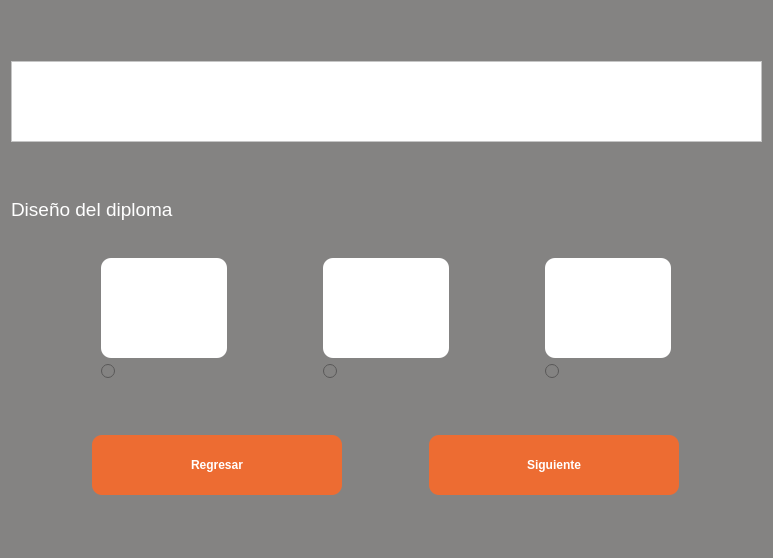
Qt form SeleccionTemplate.ui (RicarlOz/DiplomaGenerator) before a commit.
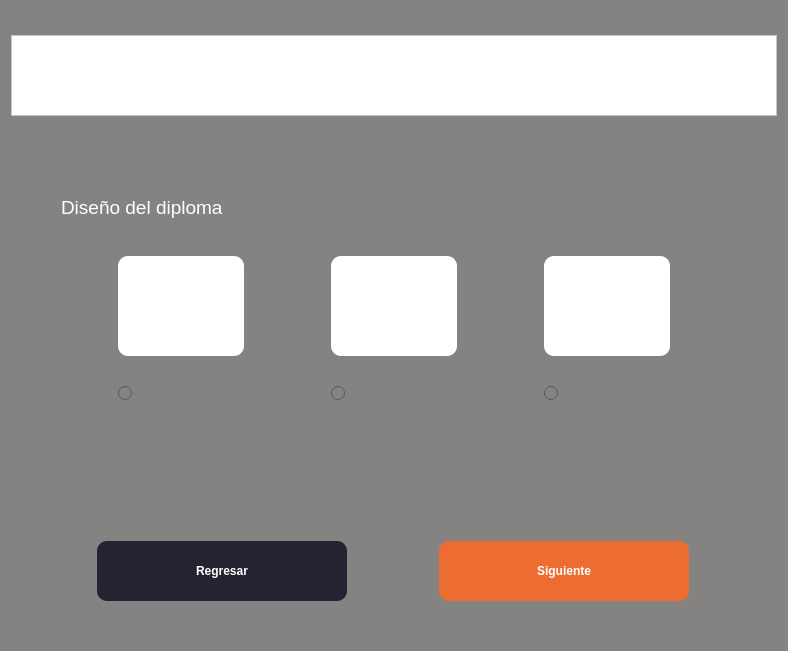
The same form after that commit. Icons and pictures are not drawn.

Commit message: Alignment & UI color changes to all screens

The edit to the form file:
```diff
--- a/SeleccionTemplate.ui
+++ b/SeleccionTemplate.ui
@@ -6,8 +6,8 @@
    <rect>
     <x>0</x>
     <y>0</y>
-    <width>773</width>
-    <height>558</height>
+    <width>788</width>
+    <height>651</height>
    </rect>
   </property>
   <property name="palette">
@@ -435,9 +435,18 @@
    <string notr="true">color: white;
 background-color: rgb(132, 131, 130);</string>
   </property>
-  <layout class="QVBoxLayout" name="verticalLayout">
+  <layout class="QVBoxLayout" name="verticalLayout" stretch="0,1,0">
+   <property name="topMargin">
+    <number>11</number>
+   </property>
    <item>
     <widget class="QFrame" name="frame">
+     <property name="sizePolicy">
+      <sizepolicy hsizetype="Preferred" vsizetype="Fixed">
+       <horstretch>0</horstretch>
+       <verstretch>0</verstretch>
+      </sizepolicy>
+     </property>
      <property name="maximumSize">
       <size>
        <width>16777215</width>
@@ -488,6 +497,18 @@
    </item>
    <item>
     <layout class="QVBoxLayout" name="verticalLayout_4">
+     <property name="leftMargin">
+      <number>50</number>
+     </property>
+     <property name="topMargin">
+      <number>50</number>
+     </property>
+     <property name="rightMargin">
+      <number>50</number>
+     </property>
+     <property name="bottomMargin">
+      <number>100</number>
+     </property>
      <item>
       <widget class="QLabel" name="label_2">
        <property name="sizePolicy">
@@ -562,7 +583,10 @@
       </layout>
      </item>
      <item>
-      <layout class="QHBoxLayout" name="horizontalLayout_2">
+      <layout class="QHBoxLayout" name="horizontalLayout_2" stretch="1,1,1">
+       <property name="spacing">
+        <number>30</number>
+       </property>
        <item>
         <layout class="QGridLayout" name="gridLayout_3">
          <item row="0" column="0">
@@ -716,6 +740,12 @@
    </item>
    <item>
     <layout class="QHBoxLayout" name="horizontalLayout">
+     <property name="topMargin">
+      <number>10</number>
+     </property>
+     <property name="bottomMargin">
+      <number>15</number>
+     </property>
      <item>
       <widget class="QPushButton" name="btnBack">
        <property name="sizePolicy">
@@ -738,7 +768,7 @@
         </font>
        </property>
        <property name="styleSheet">
-        <string notr="true">background-color: rgb(237, 108, 50);
+        <string notr="true">background-color: #242331;
 border-radius: 10px</string>
        </property>
        <property name="text">
```
The commit also changes 4 other files.
